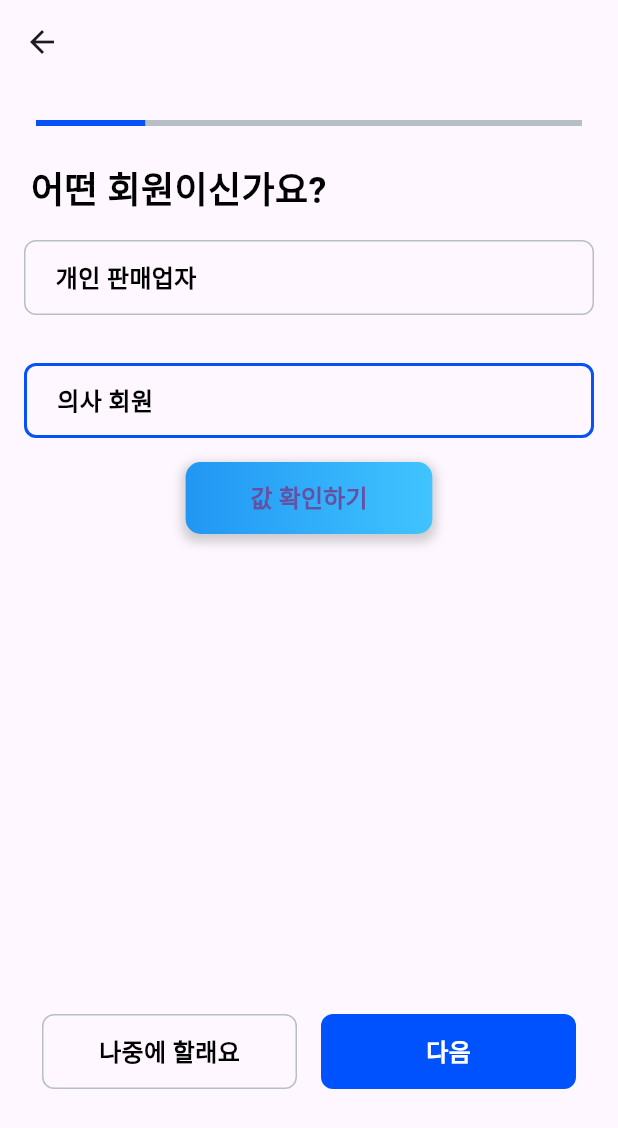
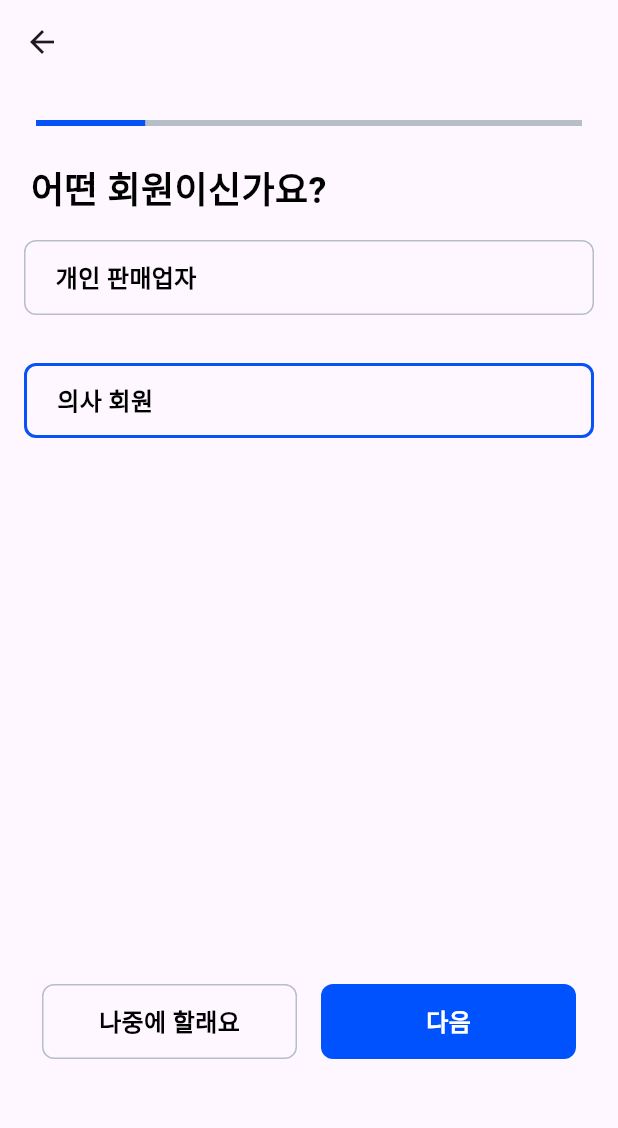
Before and after one commit to hoony00/testCADM, a Flutter app: the MemberTypeSelectionScreen screen opened by its route, on a phone screen of 412 x 824 dp. Shown: the top 1128 px of the screen. Run offline on Flutter 3.47's test engine with Material 3 defaults, Android fonts, the phone set to English and light mode, and no system bars; our stand-ins replace cloud_firestore, convex_bottom_bar, device_info_plus, dio, easy_localization, flutter_image_compress and 8 more; missing offline and left inert: nav; accounts and stored records are empty; network calls fail; Roboto replaces fonts that are missing (Pretendard).

Commit message:
feat : 페이지 전환

```diff
--- a/lib/app.dart
+++ b/lib/app.dart
@@ -3,6 +3,8 @@ import 'package:flutter_screenutil/flutter_screenutil.dart';
 import 'package:go_router/go_router.dart';
 import 'package:nav/nav.dart';
 import 'package:test04dm/common/extension/context_extension.dart';
+import 'package:test04dm/view/join/s_dealer_input_info.dart';
+import 'package:test04dm/view/join/s_doctor_select_type.dart';
 import 'package:test04dm/view/join/s_member_type_selection.dart';
 import 'package:test04dm/view/main_page.dart';
 import 'package:test04dm/view/screen/login/vo_login_check.dart';
@@ -75,9 +77,21 @@ class _AppState extends State<App> with  WidgetsBindingObserver {
             builder: (context, state) => const LoginCheck(),
             routes: [
               GoRoute(
-                name: 'BusinessCheck1',
-                path: 'BusinessCheck1',
+                name: 'MemberTypeSelectionScreen',
+                path: 'MemberTypeSelectionScreen',
                 builder: (context, state) =>  MemberTypeSelectionScreen(),
+                routes: [
+                  GoRoute(
+                    name: 'doctor_select_type',
+                    path: 'doctor_select_type',
+                    builder: (context, state) =>  DoctorSelectTypeScreen(),
+                  ),
+                  GoRoute(
+                    name: 'dealer_input_info',
+                    path: 'dealer_input_info',
+                    builder: (context, state) =>  DealerInputScreen(),
+                  ),
+                ],
               ),
             ],
           ),
--- /dev/null
+++ b/lib/provider/enum/page_type.dart
@@ -0,0 +1,5 @@
+enum PageType {
+  memberType,
+  doctorSelection,
+
+}
--- a/lib/view/join/s_member_type_selection.dart
+++ b/lib/view/join/s_member_type_selection.dart
@@ -1,6 +1,8 @@
 import 'package:flutter/material.dart';
 import 'package:flutter_riverpod/flutter_riverpod.dart';
+import 'package:go_router/go_router.dart';
 import 'package:test04dm/model/Enum/member_type.dart'; // Enum을 import합니다.
+import 'package:test04dm/provider/enum/page_type.dart';
 import 'package:test04dm/widget/w_height_and_width.dart';
 import 'package:velocity_x/velocity_x.dart';
 
@@ -53,11 +55,19 @@ class _MemberTypeSelectionScreenState extends State<MemberTypeSelectionScreen> {
             },
           ),
 
-          ValueCheckButton(),
-          Spacer(),
+          //  ValueCheckButton(value1: selectedMemberType,),
+          const Spacer(),
           // 다음 버튼
+
           JoinNextButtonRow(
-            nextScreenName: 'test',
+            pageType: PageType.memberType,
+            onSelect: () {
+              if (selectedMemberType == MemberType.doctor) {
+                context.goNamed('doctor_select_type');
+              } else {
+                context.goNamed('dealer_input_info');
+              }
+            },
           ),
         ],
       ),
--- a/lib/view/join/s_verification.dart
+++ b/lib/view/join/s_verification.dart
@@ -136,7 +136,7 @@ class _VerificationScreenState extends ConsumerState<VerificationScreen> {
             setState(() {
               isUploading = false;
             });
-            context.goNamed('BusinessCheck1');
+            context.goNamed('MemberTypeSelectionScreen');
 
           });
 
--- a/lib/widget/w_join_next_row.dart
+++ b/lib/widget/w_join_next_row.dart
@@ -1,16 +1,29 @@
 import 'package:flutter/material.dart';
+import 'package:go_router/go_router.dart';
 import 'package:test04dm/common/font/pretendard.dart';
+import 'package:test04dm/model/Enum/member_type.dart';
+import 'package:test04dm/provider/enum/page_type.dart';
 import 'package:velocity_x/velocity_x.dart';
 
 class JoinNextButtonRow extends StatelessWidget {
-  final String nextScreenName;
-  const JoinNextButtonRow({super.key, required this.nextScreenName});
+  final Function()? onSelect;
+  final PageType pageType;
+
+  const JoinNextButtonRow({
+    Key? key,
+    this.onSelect,
+    required this.pageType,
+  }) : super(key: key);
 
   @override
   Widget build(BuildContext context) {
     return Row(
       children: [
         Expanded(
+          child: GestureDetector(
+            onTap: () {
+              context.goNamed('main');
+            },
             child: Container(
               height: 50,
               decoration: ShapeDecoration(
@@ -33,13 +46,21 @@ class JoinNextButtonRow extends StatelessWidget {
               ),
             ).p8(),
           ),
+        ),
         Expanded(
+          child: GestureDetector(
+            onTap: () {
+              if (pageType == PageType.memberType) {
+                onSelect!();
+              }
+            },
             child: Container(
               height: 50,
               decoration: ShapeDecoration(
-              color: Color(0xFF0052FF),
+                color: const Color(0xFF0052FF),
                 shape: RoundedRectangleBorder(
-                  borderRadius: BorderRadius.circular(8)),
+                  borderRadius: BorderRadius.circular(8),
+                ),
               ),
               child: const Row(
                 mainAxisAlignment: MainAxisAlignment.center,
@@ -52,7 +73,8 @@ class JoinNextButtonRow extends StatelessWidget {
               ),
             ).p8(),
           ),
+        ),
       ],
-    ).pOnly(top: 20.0, left: 20.0, right: 20.0, bottom: 90.0);
+    ).pOnly(top: 20.0, left: 20.0, right: 20.0, bottom: 110.0);
   }
 }
--- a/lib/widget/w_value_check_button.dart
+++ b/lib/widget/w_value_check_button.dart
@@ -21,7 +21,7 @@ class ValueCheckButton extends StatelessWidget {
       child: Container(
         decoration: BoxDecoration(
           borderRadius: BorderRadius.circular(10),
-          gradient: LinearGradient(
+          gradient: const LinearGradient(
             colors: [Colors.blue, Colors.lightBlueAccent],
             begin: Alignment.centerLeft,
             end: Alignment.centerRight,
@@ -46,10 +46,10 @@ class ValueCheckButton extends StatelessWidget {
               borderRadius: BorderRadius.circular(10),
             ),
           ),
-          child: Padding(
-            padding: const EdgeInsets.symmetric(vertical: 10, horizontal: 20),
-            child: const Text(
-              '값 확인하기',
+          child: const Padding(
+            padding: EdgeInsets.symmetric(vertical: 10, horizontal: 20),
+            child: Text(
+              'value check button',
               style: TextStyle(
                 fontSize: 16,
                 fontWeight: FontWeight.bold,
```
Also changed, not shown: lib/view/join/s_dealer_input_info.dart (added, +24 -0 lines), lib/view/join/s_dealer_upload_info.dart (added, +24 -0 lines), lib/view/join/s_doctor_input_hospital.dart (added, +24 -0 lines), lib/view/join/s_doctor_select_type.dart (added, +24 -0 lines). Lines whose indentation alone changed are shown as unchanged.
